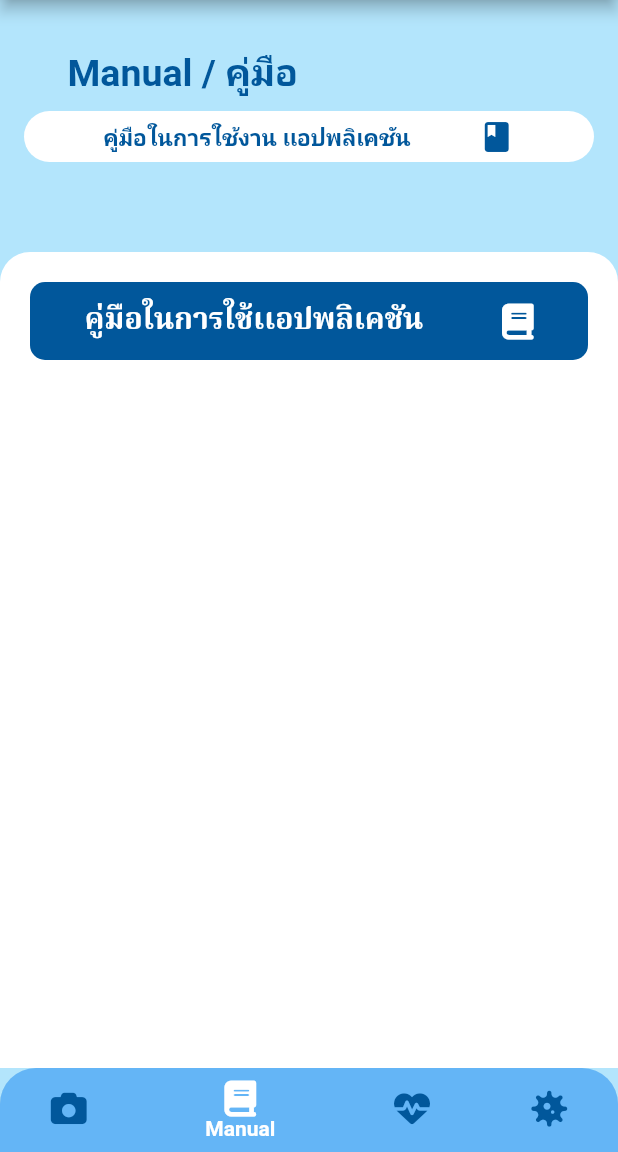
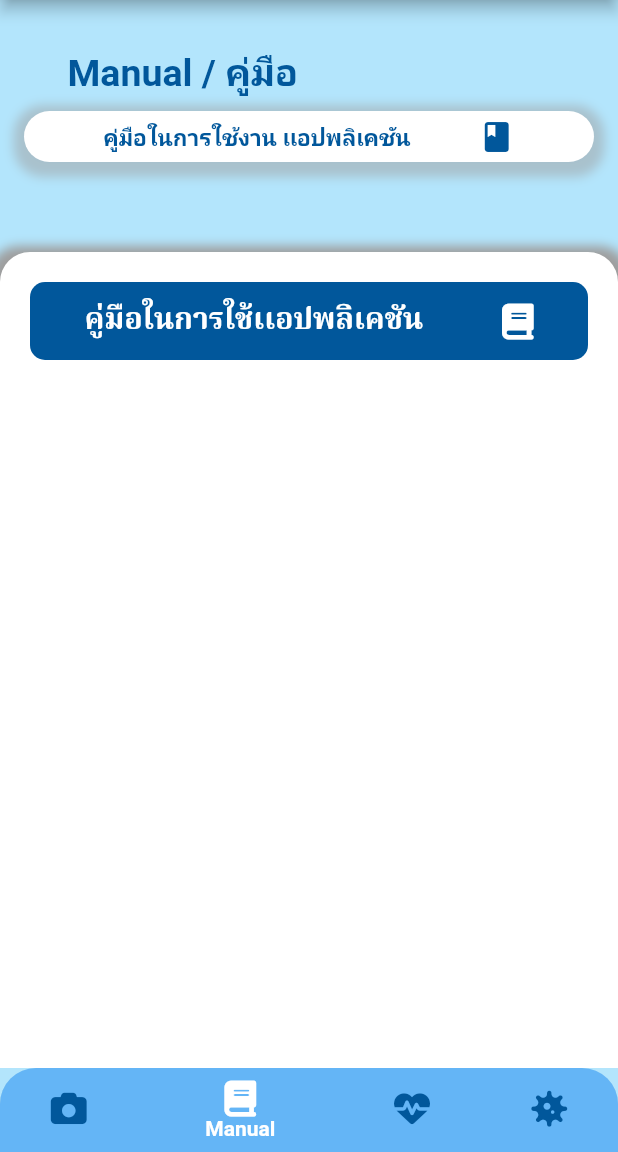
Before and after one commit to cs-634234024/Skincancer_image_classification_final_project, a Flutter app: the screen it shows after launch, item 2 of the bottom bar chosen, on a phone screen of 412 x 824 dp, the part 84-1236 px from its top. Run offline on Flutter 3.47's test engine with Material 2 defaults, Android fonts, the phone set to English and light mode, and no system bars; our stand-ins replace flutter_svg, font_awesome_flutter, google_fonts, image_picker, splashscreen; missing offline and left inert: tflite.

Commit message:
เเก้ไข้ boxshadow

```diff
--- a/lib/Screens/menu/manual_screen.dart
+++ b/lib/Screens/menu/manual_screen.dart
@@ -63,6 +63,14 @@ class _ManualScreenState extends State<ManualScreen> {
             child: Container(
               padding: EdgeInsets.symmetric(horizontal: 30, vertical: 5),
               decoration: BoxDecoration(
+                boxShadow: [
+                    BoxShadow(
+                      color: Colors.grey.withOpacity(0.5),
+                      spreadRadius: 7 ,
+                      blurRadius: 5 ,
+                      offset: Offset(0, 3)
+                    )
+                  ],
                   color: Colors.white, borderRadius: BorderRadius.circular(20)),
               child: Row(
                 mainAxisAlignment: MainAxisAlignment.spaceAround,
@@ -92,6 +100,14 @@ class _ManualScreenState extends State<ManualScreen> {
               width: size.width,
               height: 1820,
               decoration: BoxDecoration(
+                boxShadow: [
+                    BoxShadow(
+                      color: Colors.grey,
+                      spreadRadius: 7 ,
+                      blurRadius: 5 ,
+                      offset: Offset(0, 3)
+                    )
+                  ],
                   color: Colors.white,
                   borderRadius: BorderRadius.all(Radius.circular(20))),
               child: Padding(
--- a/pubspec.yaml
+++ b/pubspec.yaml
@@ -74,6 +74,10 @@ flutter:
   # To add assets to your application, add an assets section, like this:
   assets:
     - assets/
+    - assets/images/menu/virus.png
+    - assets/images/about/ris.png
+    - assets/images/about/sasin.jpg
+    - assets/images/about/lip.png
 
   # An image asset can refer to one or more resolution-specific "variants", see
   # https://flutter.dev/assets-and-images/#resolution-aware
```
Also changed, not shown: lib/Screens/menu/method_treatment_screen.dart (+16 -1 lines), lib/Screens/menu/skin_cancer_screen.dart (+22 -2 lines).
